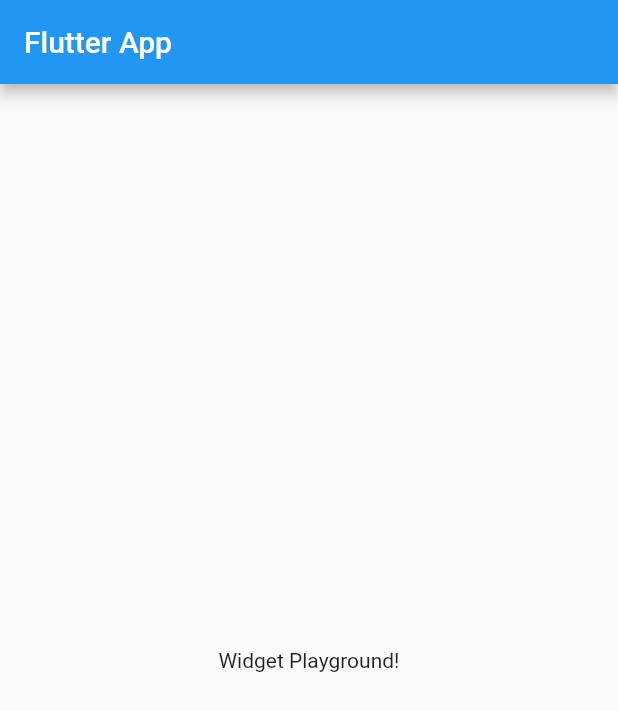
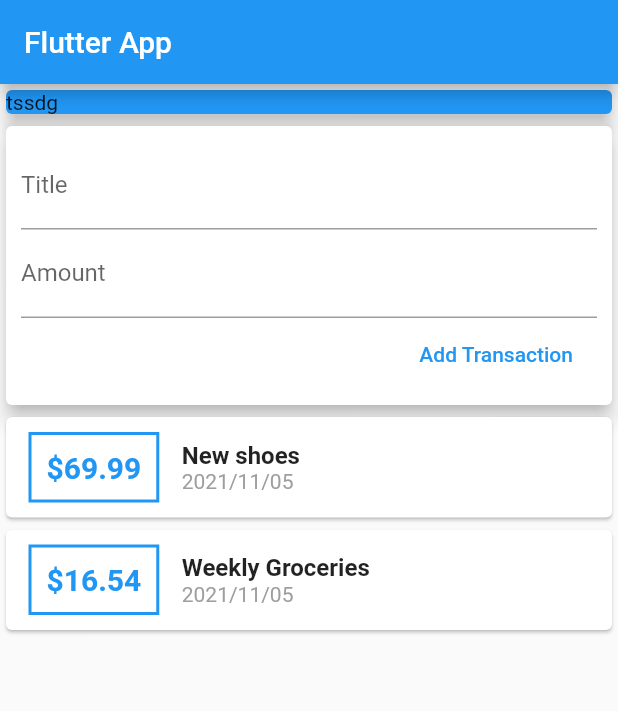
Before and after one commit to chou0728/expense_planner, a Flutter app: the screen it shows after launch, on a phone screen of 412 x 824 dp. Shown: the top 711 px of the screen. Run offline on Flutter 3.47's test engine with Material 2 defaults, Android fonts, the phone set to English and light mode, and no system bars.

Commit message:
separate to model and widgets

```diff
--- a/lib/main.dart
+++ b/lib/main.dart
@@ -1,4 +1,7 @@
+// ignore_for_file: deprecated_member_use
+
 import 'package:flutter/material.dart';
+import './widgets/user_transactions.dart';
 
 void main() => runApp(MyApp());
 
@@ -20,8 +23,20 @@ class MyHomePage extends StatelessWidget {
       appBar: AppBar(
         title: Text('Flutter App'),
       ),
-      body: Center(
-        child: Text('Widget Playground!'),
+      body: Column(
+        // mainAxisAlignment: MainAxisAlignment.spaceAround,
+        crossAxisAlignment: CrossAxisAlignment.stretch,
+        children: [
+          Container(
+            width: double.infinity,
+            child: Card(
+              color: Colors.blue,
+              child: Text('tssdg'),
+              elevation: 5,
+            ),
+          ),
+          UserTransactions(),
+        ],
       ),
     );
   }
--- /dev/null
+++ b/lib/model/transaction.dart
@@ -0,0 +1,15 @@
+import 'package:flutter/foundation.dart';
+
+class Transaction {
+  final String id;
+  final String title;
+  final double amount;
+  final DateTime date;
+
+  Transaction({
+    @required this.id,
+    @required this.title,
+    @required this.amount,
+    @required this.date,
+  });
+}
--- /dev/null
+++ b/lib/widgets/new_transaction.dart
@@ -0,0 +1,41 @@
+// ignore_for_file: deprecated_member_use
+
+import 'package:flutter/material.dart';
+
+class NewTransaction extends StatelessWidget {
+  final titleController = TextEditingController();
+  final amountController = TextEditingController();
+  final Function addNewTransaction;
+
+  NewTransaction(this.addNewTransaction);
+
+  @override
+  Widget build(BuildContext context) {
+    return Card(
+        elevation: 5,
+        child: Container(
+          padding: EdgeInsets.all(10),
+          child: Column(
+            crossAxisAlignment: CrossAxisAlignment.end,
+            children: [
+              TextField(
+                decoration: InputDecoration(labelText: 'Title'),
+                controller: titleController,
+              ),
+              TextField(
+                decoration: InputDecoration(labelText: 'Amount'),
+                controller: amountController,
+              ),
+              FlatButton(
+                onPressed: () => addNewTransaction(
+                    titleController.text, double.parse(amountController.text)),
+                child: Text('Add Transaction',
+                    style: TextStyle(
+                      color: Colors.blue,
+                    )),
+              )
+            ],
+          ),
+        ));
+  }
+}
--- /dev/null
+++ b/lib/widgets/transaction_list.dart
@@ -0,0 +1,54 @@
+import 'package:flutter/material.dart';
+import '../model/transaction.dart';
+import 'package:intl/intl.dart';
+
+class TransactionList extends StatelessWidget {
+  final List<Transaction> transactions;
+  TransactionList(this.transactions);
+
+  @override
+  Widget build(BuildContext context) {
+    return Container(
+      height: 300,
+      child: ListView(
+          children: transactions
+              .map((tx) => Card(
+                    child: Row(
+                      children: [
+                        Container(
+                          margin: EdgeInsets.symmetric(
+                            vertical: 10,
+                            horizontal: 15,
+                          ),
+                          padding: EdgeInsets.all(10),
+                          decoration: BoxDecoration(
+                            border: Border.all(width: 2, color: Colors.blue),
+                          ),
+                          child: Text('\$${tx.amount}',
+                              style: TextStyle(
+                                color: Colors.blue,
+                                fontSize: 20,
+                                fontWeight: FontWeight.bold,
+                              )),
+                        ),
+                        Column(
+                          crossAxisAlignment: CrossAxisAlignment.start,
+                          children: [
+                            Text(tx.title,
+                                style: TextStyle(
+                                  fontWeight: FontWeight.bold,
+                                  fontSize: 16,
+                                )),
+                            Text(DateFormat('yyyy/MM/dd').format(tx.date),
+                                style: TextStyle(
+                                  color: Colors.grey,
+                                )),
+                          ],
+                        )
+                      ],
+                    ),
+                  ))
+              .toList()),
+    );
+  }
+}
--- /dev/null
+++ b/lib/widgets/user_transactions.dart
@@ -0,0 +1,47 @@
+import 'package:flutter/material.dart';
+import '../model/transaction.dart';
+import './new_transaction.dart';
+import './transaction_list.dart';
+
+class UserTransactions extends StatefulWidget {
+  @override
+  _UserTransactionsState createState() => _UserTransactionsState();
+}
+
+class _UserTransactionsState extends State<UserTransactions> {
+  final List<Transaction> _userTransactions = [
+    Transaction(
+      id: 't1',
+      title: 'New shoes',
+      amount: 69.99,
+      date: DateTime.now(),
+    ),
+    Transaction(
+      id: 't1',
+      title: 'Weekly Groceries',
+      amount: 16.54,
+      date: DateTime.now(),
+    ),
+  ];
+
+  void _addNewTransaction(String txTitle, double txAmount) {
+    final newTx = Transaction(
+        id: DateTime.now().toString(),
+        title: txTitle,
+        amount: txAmount,
+        date: DateTime.now());
+
+    setState(() {
+      _userTransactions
+          .add(newTx); // final不能重新assign(會改變pointer)，但可以用add method;
+    });
+  }
+
+  @override
+  Widget build(BuildContext context) {
+    return Column(children: [
+      NewTransaction(_addNewTransaction),
+      TransactionList(_userTransactions),
+    ]);
+  }
+}
--- a/pubspec.yaml
+++ b/pubspec.yaml
@@ -28,6 +28,7 @@ dependencies:
   # The following adds the Cupertino Icons font to your application.
   # Use with the CupertinoIcons class for iOS style icons.
   cupertino_icons: ^1.0.2
+  intl: ^0.17.0
 
 dev_dependencies:
   flutter_test:
```
Also changed, not shown: pubspec.lock, 1 other file.
